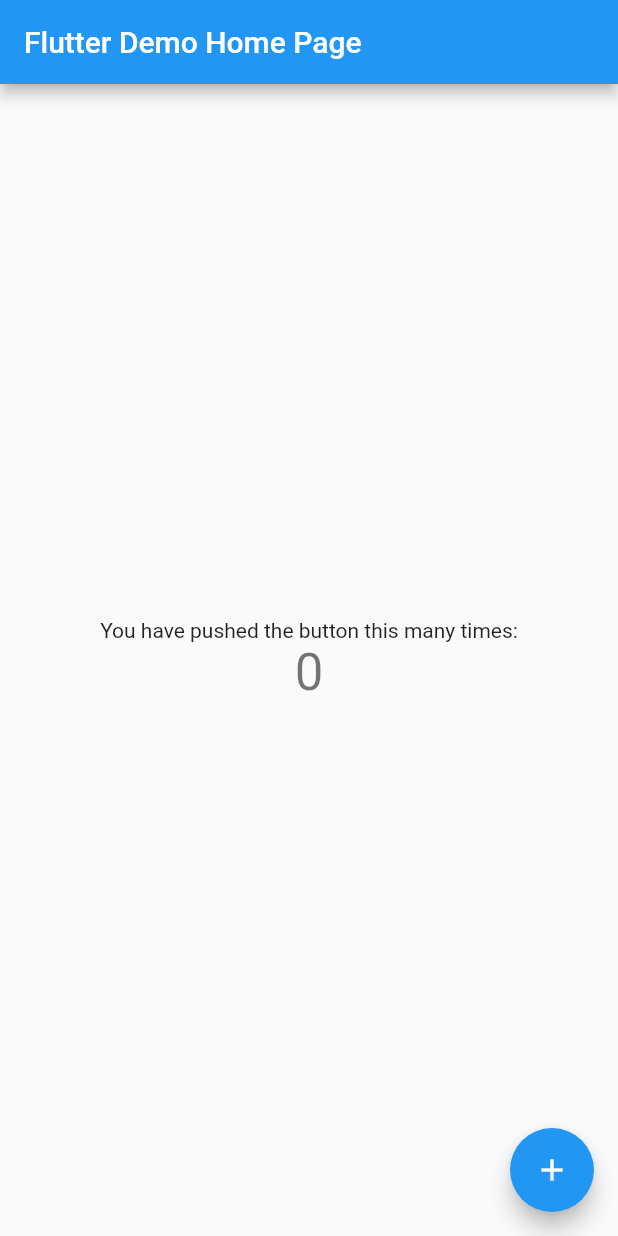
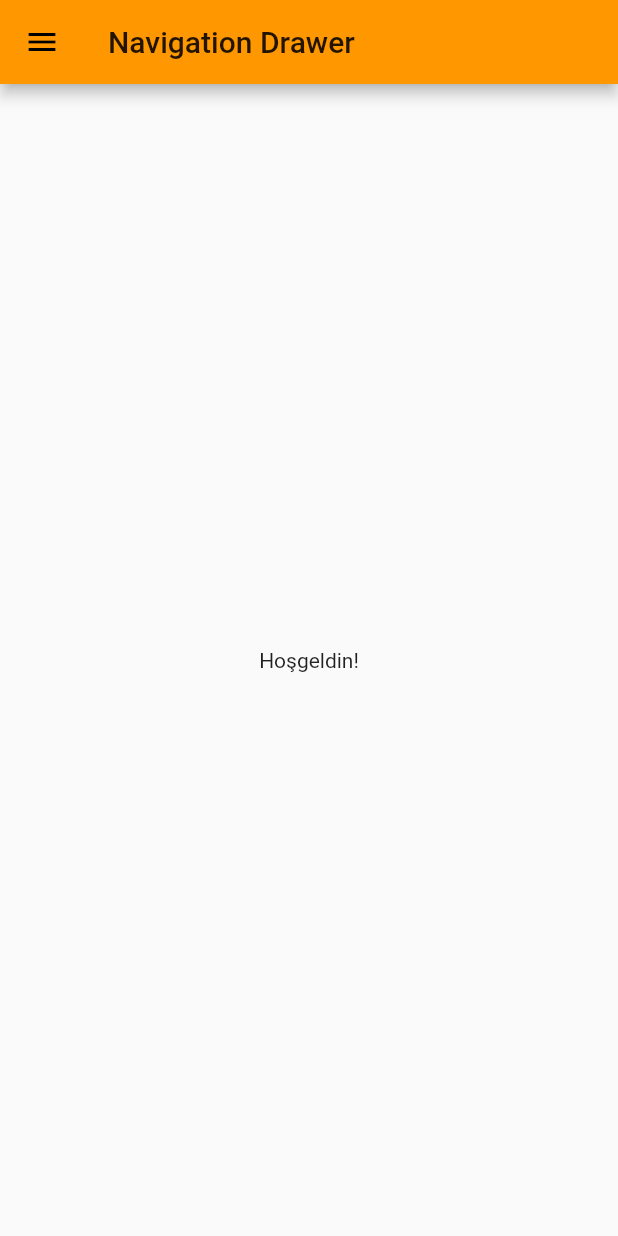
Before and after one commit to uguraydi34/Flutter_Orneklerim, a Flutter app: the screen it shows after launch, on a phone screen of 412 x 824 dp. Run offline on Flutter 3.47's test engine with Material 2 defaults, Android fonts, the phone set to English and light mode, and no system bars.

Commit message:
Navigation Drawer Yandan Açılan Menü

```diff
--- a/flutter_orn1/lib/main.dart
+++ b/flutter_orn1/lib/main.dart
@@ -1,113 +1,66 @@
 import 'package:flutter/material.dart';
 
-void main() {
-  runApp(MyApp());
-}
+void main() => runApp(MyApp());
 
 class MyApp extends StatelessWidget {
-  // This widget is the root of your application.
   @override
   Widget build(BuildContext context) {
     return MaterialApp(
-      title: 'Flutter Demo',
+      home: NavigasyonSayfasi(),
+      debugShowCheckedModeBanner: false,
       theme: ThemeData(
-        // This is the theme of your application.
-        //
-        // Try running your application with "flutter run". You'll see the
-        // application has a blue toolbar. Then, without quitting the app, try
-        // changing the primarySwatch below to Colors.green and then invoke
-        // "hot reload" (press "r" in the console where you ran "flutter run",
-        // or simply save your changes to "hot reload" in a Flutter IDE).
-        // Notice that the counter didn't reset back to zero; the application
-        // is not restarted.sssss
-        primarySwatch: Colors.blue,
+        primaryColor: Colors.orange,
+        accentColor: Colors.orange,
       ),
-      home: MyHomePage(title: 'Flutter Demo Home Page'),
     );
   }
 }
 
-class MyHomePage extends StatefulWidget {
-  MyHomePage({Key key, this.title}) : super(key: key);
-
-  // This widget is the home page of your application. It is stateful, meaning
-  // that it has a State object (defined below) that contains fields that affect
-  // how it looks.
-
-  // This class is the configuration for the state. It holds the values (in this
-  // case the title) provided by the parent (in this case the App widget) and
-  // used by the build method of the State. Fields in a Widget subclass are
-  // always marked "final".
-
-  final String title;
-
-  @override
-  _MyHomePageState createState() => _MyHomePageState();
-}
-
-class _MyHomePageState extends State<MyHomePage> {
-  int _counter = 0;
-
-  void _incrementCounter() {
-    setState(() {
-      // This call to setState tells the Flutter framework that something has
-      // changed in this State, which causes it to rerun the build method below
-      // so that the display can reflect the updated values. If we changed
-      // _counter without calling setState(), then the build method would not be
-      // called again, and so nothing would appear to happen.
-      _counter++;
-    });
-  }
-
+class NavigasyonSayfasi extends StatelessWidget {
   @override
   Widget build(BuildContext context) {
-    // This method is rerun every time setState is called, for instance as done
-    // by the _incrementCounter method above.
-    //
-    // The Flutter framework has been optimized to make rerunning build methods
-    // fast, so that you can just rebuild anything that needs updating rather
-    // than having to individually change instances of widgets.
     return Scaffold(
       appBar: AppBar(
-        // Here we take the value from the MyHomePage object that was created by
-        // the App.build method, and use it to set our appbar title.
-        title: Text(widget.title),
+        title: Text("Navigation Drawer"),
       ),
       body: Center(
-        // Center is a layout widget. It takes a single child and positions it
-        // in the middle of the parent.
-        child: Column(
-          // Column is also a layout widget. It takes a list of children and
-          // arranges them vertically. By default, it sizes itself to fit its
-          // children horizontally, and tries to be as tall as its parent.
-          //
-          // Invoke "debug painting" (press "p" in the console, choose the
-          // "Toggle Debug Paint" action from the Flutter Inspector in Android
-          // Studio, or the "Toggle Debug Paint" command in Visual Studio Code)
-          // to see the wireframe for each widget.
-          //
-          // Column has various properties to control how it sizes itself and
-          // how it positions its children. Here we use mainAxisAlignment to
-          // center the children vertically; the main axis here is the vertical
-          // axis because Columns are vertical (the cross axis would be
-          // horizontal).
-          mainAxisAlignment: MainAxisAlignment.center,
-          children: <Widget>[
-            Text(
-              'You have pushed the button this many times:',
+        child: Text("Hoşgeldin!"),
+      ),
+      drawer: Drawer(
+        child: ListView(
+          padding: EdgeInsets.zero,
+          children: [
+            UserAccountsDrawerHeader(
+              accountName: Text("Uğur AYDI"),
+              accountEmail: Text("uguraydi@gmail.com"),
+              currentAccountPicture: CircleAvatar(
+                backgroundImage: AssetImage("images/a1a.jpg"),
+              ),
             ),
-            Text(
-              '$_counter',
-              style: Theme.of(context).textTheme.headline4,
+            ListTile(
+              title: Text("Anasayfa"),
+              leading: Icon(Icons.home),
+              onTap: () {
+                Navigator.pop(context);
+              },
+            ),
+            ListTile(
+              title: Text("Profilim"),
+              leading: Icon(Icons.person),
+              onTap: () {
+                Navigator.pop(context);
+              },
+            ),
+            ListTile(
+              title: Text("Çıkış Yap"),
+              leading: Icon(Icons.remove_circle_outline),
+              onTap: () {
+                Navigator.pop(context);
+              },
             ),
           ],
         ),
       ),
-      floatingActionButton: FloatingActionButton(
-        onPressed: _incrementCounter,
-        tooltip: 'Increment',
-        child: Icon(Icons.add),
-      ), // This trailing comma makes auto-formatting nicer for build methods.
     );
   }
 }
--- a/flutter_orn1/pubspec.yaml
+++ b/flutter_orn1/pubspec.yaml
@@ -45,8 +45,8 @@
   uses-material-design: true
 
   # To add assets to your application, add an assets section, like this:
-  # assets:
-  #   - images/a_dot_burr.jpeg
+  assets:
+   - images/a1a.jpg
   #   - images/a_dot_ham.jpeg
 
   # An image asset can refer to one or more resolution-specific "variants", see
```
